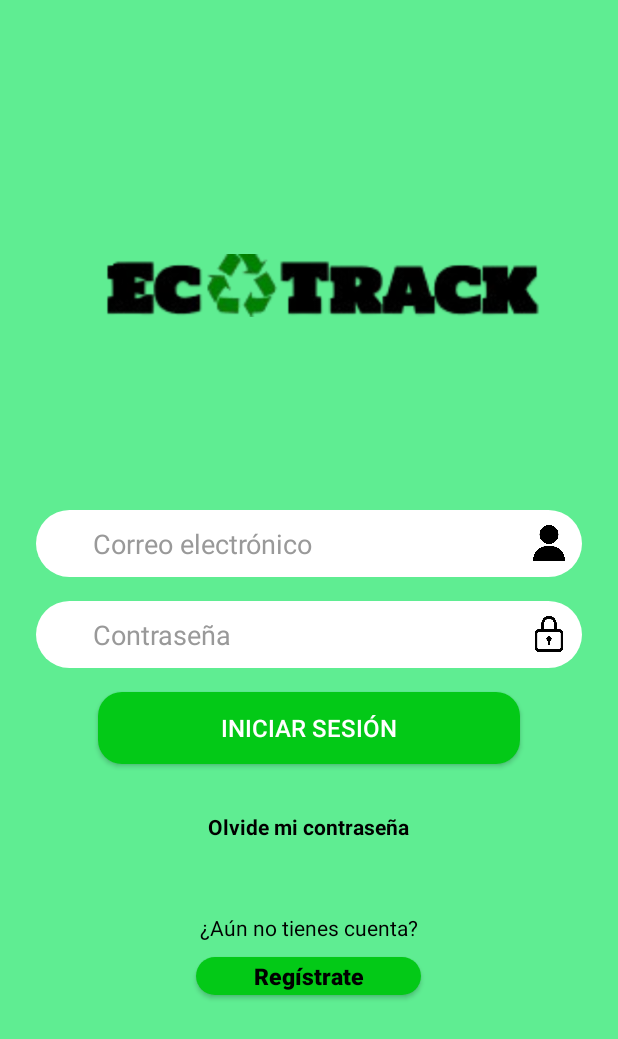
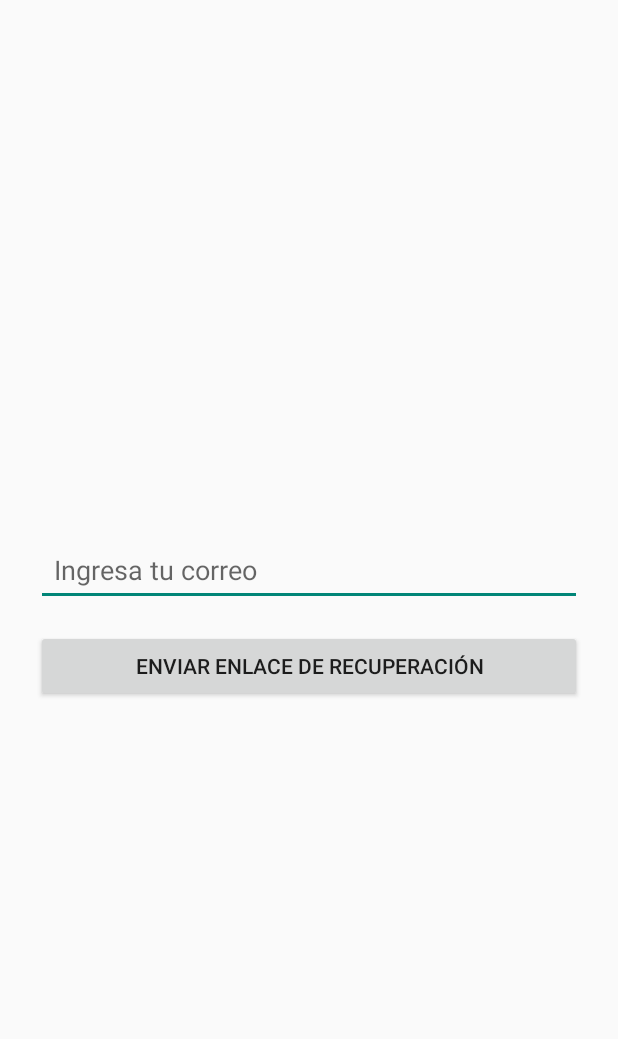
Before and after one commit to jaramilloAngie/EcoTrack, an Android app built with Jetpack Compose: the screen it shows after launch (LoginActivity before the commit, ForgotPasswordActivity after it), after a tap on "Olvide mi contraseña", on a phone screen of 412 x 824 dp. Shown: the top 1039 px of the screen. Run offline under Robolectric (Android 15) with nearby library versions, the phone set to English and light mode, and no system bars; our stand-ins replace Firebase (no records; nobody signed in at launch, a user with empty details on screens opened directly).

Commit message:
forgotpassword

```diff
--- a/app/build.gradle.kts
+++ b/app/build.gradle.kts
@@ -2,9 +2,11 @@ import org.gradle.kotlin.dsl.implementation
 
 plugins {
     alias(libs.plugins.android.application)
+    alias(libs.plugins.google.services)
     alias(libs.plugins.kotlin.android)
     alias(libs.plugins.kotlin.compose)
     alias(libs.plugins.kotlin.parcelize)
+
 }
 
 android {
@@ -46,6 +48,8 @@ android {
 }
 
 dependencies {
+    implementation(platform("com.google.firebase:firebase-bom:33.15.0"))
+    implementation("com.google.firebase:firebase-analytics")
     implementation ("org.osmdroid:osmdroid-android:6.1.16")
     implementation(libs.androidx.core.ktx)
     implementation(libs.androidx.lifecycle.runtime.ktx)
@@ -61,6 +65,7 @@ dependencies {
     implementation(libs.firebase.firestore.ktx)
     implementation(libs.androidx.recyclerview)
     implementation(libs.material)
+    implementation(libs.firebase.auth.ktx)
     testImplementation(libs.junit)
     androidTestImplementation(libs.androidx.junit)
     androidTestImplementation(libs.androidx.espresso.core)
--- a/app/src/main/AndroidManifest.xml
+++ b/app/src/main/AndroidManifest.xml
@@ -48,6 +48,8 @@
         <activity android:name=".SignInActivity"/>
         <activity android:name=".PapelActivity"/>
         <activity android:name=".VidrioActivity"/>
+        <activity android:name=".ForgotPasswordActivity" />
+
 
     </application>
 
--- a/app/src/main/java/LoginActivity.kt
+++ b/app/src/main/java/LoginActivity.kt
@@ -24,8 +24,14 @@ class LoginActivity : AppCompatActivity() {
         val emailEditText = findViewById<EditText>(R.id.emailEditText)
         val passwordEditText = findViewById<EditText>(R.id.passwordEditText)
         val loginButton = findViewById<Button>(R.id.loginButton)
-        val forgotPasswordText = findViewById<TextView>(R.id.forgotPasswordText)
         val registerButton = findViewById<Button>(R.id.registerButton)
+
+        val forgotPassword = findViewById<TextView>(R.id.forgotPasswordText)
+        forgotPassword.setOnClickListener {
+            val intent = Intent(this, ForgotPasswordActivity::class.java)
+            startActivity(intent)
+        }
+
 
         loginButton.setOnClickListener {
             val email = emailEditText.text.toString()
@@ -70,9 +76,6 @@ class LoginActivity : AppCompatActivity() {
             }
         }
 
-        forgotPasswordText.setOnClickListener {
-            Toast.makeText(this, "Función Olvidé mi contraseña", Toast.LENGTH_SHORT).show()
-        }
 
         registerButton.setOnClickListener {
             val intent = Intent(this, SignInActivity::class.java)
--- /dev/null
+++ b/app/src/main/java/com/example/ecotrackapp/ForgotPasswordActivity.kt
@@ -0,0 +1,43 @@
+package com.example.ecotrackapp
+
+import android.content.Intent
+import android.os.Bundle
+import android.widget.Button
+import android.widget.EditText
+import android.widget.Toast
+import androidx.appcompat.app.AppCompatActivity
+import com.google.firebase.auth.FirebaseAuth
+
+class ForgotPasswordActivity : AppCompatActivity() {
+
+    private lateinit var auth: FirebaseAuth
+
+    override fun onCreate(savedInstanceState: Bundle?) {
+        super.onCreate(savedInstanceState)
+        setContentView(R.layout.activity_forgot_password)
+
+        auth = FirebaseAuth.getInstance()
+
+        val etEmail = findViewById<EditText>(R.id.etEmail)
+        val btnReset = findViewById<Button>(R.id.btnReset)
+
+        btnReset.setOnClickListener {
+            val email = etEmail.text.toString().trim()
+
+            if (email.isNotEmpty()) {
+                auth.sendPasswordResetEmail(email)
+                    .addOnCompleteListener { task ->
+                        if (task.isSuccessful) {
+                            Toast.makeText(this, "Correo de recuperación enviado a $email", Toast.LENGTH_LONG).show()
+                            startActivity(Intent(this, LoginActivity::class.java))
+                            finish()
+                        } else {
+                            Toast.makeText(this, "Error: ${task.exception?.message}", Toast.LENGTH_LONG).show()
+                        }
+                    }
+            } else {
+                Toast.makeText(this, "Introduce tu correo", Toast.LENGTH_SHORT).show()
+            }
+        }
+    }
+}
--- /dev/null
+++ b/app/src/main/res/layout/activity_forgot_password.xml
@@ -0,0 +1,24 @@
+<?xml version="1.0" encoding="utf-8"?>
+<LinearLayout
+    xmlns:android="http://schemas.android.com/apk/res/android"
+    android:orientation="vertical"
+    android:layout_width="match_parent"
+    android:layout_height="match_parent"
+    android:padding="24dp"
+    android:gravity="center">
+
+    <EditText
+        android:id="@+id/etEmail"
+        android:layout_width="match_parent"
+        android:layout_height="wrap_content"
+        android:hint="Ingresa tu correo"
+        android:inputType="textEmailAddress"
+        android:padding="12dp" />
+
+    <Button
+        android:id="@+id/btnReset"
+        android:layout_width="match_parent"
+        android:layout_height="wrap_content"
+        android:text="Enviar enlace de recuperación"
+        android:layout_marginTop="16dp" />
+</LinearLayout>
--- a/app/src/main/res/layout/activity_login.xml
+++ b/app/src/main/res/layout/activity_login.xml
@@ -89,7 +89,9 @@
         android:text="Olvide mi contraseña"
         android:textColor="#000000"
         android:textSize="14sp"
-        android:textStyle="bold" />
+        android:textStyle="bold"
+        android:clickable="true"
+        android:focusable="true"/>
 
     <TextView
         android:layout_width="wrap_content"
--- a/build.gradle.kts
+++ b/build.gradle.kts
@@ -3,4 +3,5 @@ plugins {
     alias(libs.plugins.android.application) apply false
     alias(libs.plugins.kotlin.android) apply false
     alias(libs.plugins.kotlin.compose) apply false
+    id("com.google.gms.google-services") version "4.4.2" apply false
 }
--- a/gradle/libs.versions.toml
+++ b/gradle/libs.versions.toml
@@ -14,6 +14,7 @@ playServicesMaps = "19.2.0"
 firebaseFirestoreKtx = "25.1.4"
 recyclerview = "1.4.0"
 material = "1.12.0"
+firebaseAuthKtx = "23.2.1"
 
 [libraries]
 androidx-core-ktx = { group = "androidx.core", name = "core-ktx", version.ref = "coreKtx" }
@@ -36,9 +37,11 @@ play-services-maps = { group = "com.google.android.gms", name = "play-services-m
 firebase-firestore-ktx = { group = "com.google.firebase", name = "firebase-firestore-ktx", version.ref = "firebaseFirestoreKtx" }
 androidx-recyclerview = { group = "androidx.recyclerview", name = "recyclerview", version.ref = "recyclerview" }
 material = { group = "com.google.android.material", name = "material", version.ref = "material" }
+firebase-auth-ktx = { group = "com.google.firebase", name = "firebase-auth-ktx", version.ref = "firebaseAuthKtx" }
 
 [plugins]
 android-application = { id = "com.android.application", version.ref = "agp" }
 kotlin-android = { id = "org.jetbrains.kotlin.android", version.ref = "kotlin" }
 kotlin-compose = { id = "org.jetbrains.kotlin.plugin.compose", version.ref = "kotlin" }
 kotlin-parcelize = { id = "org.jetbrains.kotlin.plugin.parcelize"}
+google-services = { id = "com.google.gms.google-services", version = "4.4.2" }
```
Also changed, not shown: 1 other file.
